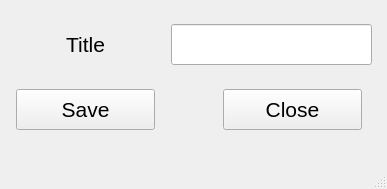
Qt form interfaces/subject.ui (WELC0ME/Scheduler) before a commit.
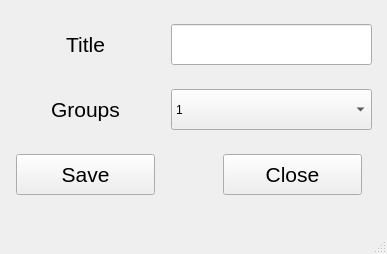
The same form after that commit.

```diff
--- a/interfaces/subject.ui
+++ b/interfaces/subject.ui
@@ -7,19 +7,19 @@
     <x>0</x>
     <y>0</y>
     <width>387</width>
-    <height>189</height>
+    <height>254</height>
    </rect>
   </property>
   <property name="minimumSize">
    <size>
     <width>387</width>
-    <height>189</height>
+    <height>254</height>
    </size>
   </property>
   <property name="maximumSize">
    <size>
     <width>387</width>
-    <height>189</height>
+    <height>254</height>
    </size>
   </property>
   <property name="windowTitle">
@@ -33,7 +33,7 @@
     <property name="geometry">
      <rect>
       <x>16</x>
-      <y>89</y>
+      <y>154</y>
       <width>139</width>
       <height>41</height>
      </rect>
@@ -157,7 +157,7 @@
     <property name="geometry">
      <rect>
       <x>223</x>
-      <y>89</y>
+      <y>154</y>
       <width>139</width>
       <height>41</height>
      </rect>
@@ -193,6 +193,78 @@
      <string>Close</string>
     </property>
    </widget>
+   <widget class="QLabel" name="lab_groups">
+    <property name="geometry">
+     <rect>
+      <x>16</x>
+      <y>89</y>
+      <width>139</width>
+      <height>41</height>
+     </rect>
+    </property>
+    <property name="sizePolicy">
+     <sizepolicy hsizetype="Fixed" vsizetype="Fixed">
+      <horstretch>0</horstretch>
+      <verstretch>0</verstretch>
+     </sizepolicy>
+    </property>
+    <property name="minimumSize">
+     <size>
+      <width>139</width>
+      <height>41</height>
+     </size>
+    </property>
+    <property name="maximumSize">
+     <size>
+      <width>139</width>
+      <height>41</height>
+     </size>
+    </property>
+    <property name="font">
+     <font>
+      <pointsize>16</pointsize>
+     </font>
+    </property>
+    <property name="styleSheet">
+     <string notr="true"/>
+    </property>
+    <property name="text">
+     <string>Groups</string>
+    </property>
+    <property name="alignment">
+     <set>Qt::AlignCenter</set>
+    </property>
+   </widget>
+   <widget class="QComboBox" name="cb_groups">
+    <property name="geometry">
+     <rect>
+      <x>171</x>
+      <y>89</y>
+      <width>201</width>
+      <height>41</height>
+     </rect>
+    </property>
+    <item>
+     <property name="text">
+      <string>1</string>
+     </property>
+    </item>
+    <item>
+     <property name="text">
+      <string>2</string>
+     </property>
+    </item>
+    <item>
+     <property name="text">
+      <string>3</string>
+     </property>
+    </item>
+    <item>
+     <property name="text">
+      <string>4</string>
+     </property>
+    </item>
+   </widget>
   </widget>
   <widget class="QStatusBar" name="status_bar">
    <property name="font">
```
